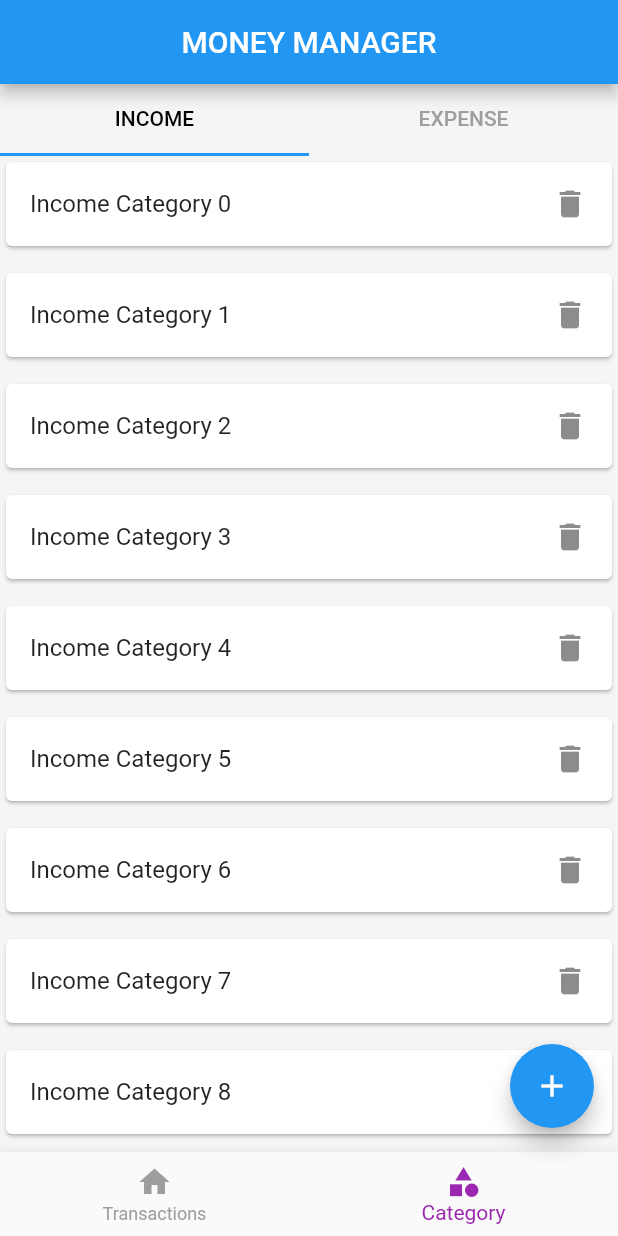
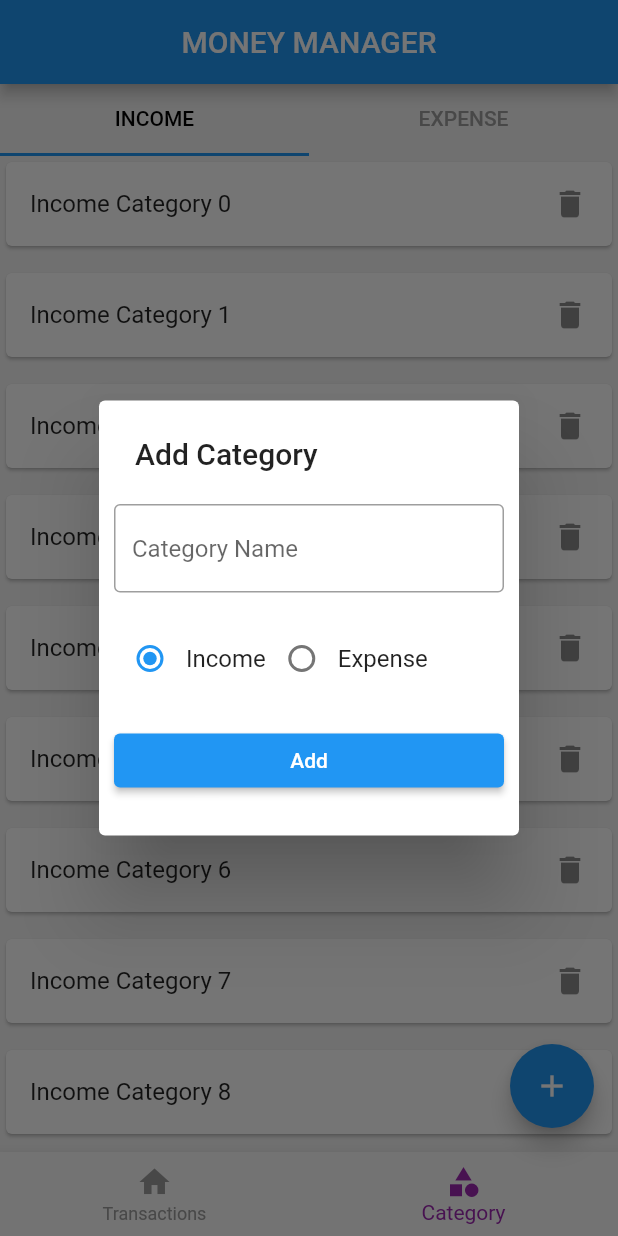
Before and after one commit to RobinJoby/Money_Manager_FlutterApp, a Flutter app: the screen it shows after launch, item 2 of the bottom bar chosen, after a tap on the "add" icon, on a phone screen of 412 x 824 dp. Run offline on Flutter 3.47's test engine with Material 2 defaults, Android fonts, the phone set to English and light mode, and no system bars; our stand-ins replace hive_flutter; accounts and stored records are empty.

Commit message:
pop up for category addition added

```diff
--- /dev/null
+++ b/lib/db/category/category_db.dart
@@ -0,0 +1,27 @@
+// ignore_for_file: constant_identifier_names
+
+import 'package:hive_flutter/adapters.dart';
+import 'package:money_management/models/category/category_model.dart';
+
+const CATEGORY_DB_NAME = 'category-database';
+
+abstract class CategoryDbFunctions{
+  Future<List<CategoryModel>> getCategories();
+  Future<void> insertCategory(CategoryModel value);
+}
+
+class CategoryDb implements CategoryDbFunctions{
+  @override
+  Future<void> insertCategory(CategoryModel value) async {
+
+   final _categoryDB = await Hive.openBox<CategoryModel>(CATEGORY_DB_NAME);
+   _categoryDB.add(value);
+  }
+
+  @override
+  Future<List<CategoryModel>> getCategories() async{
+    final _categoryDB = await Hive.openBox<CategoryModel>(CATEGORY_DB_NAME);
+    return _categoryDB.values.toList();
+  }
+
+}
--- a/lib/main.dart
+++ b/lib/main.dart
@@ -1,7 +1,21 @@
 import 'package:flutter/material.dart';
+import 'package:hive_flutter/adapters.dart';
+import 'package:money_management/models/category/category_model.dart';
 import 'package:money_management/screens/home/screen_home.dart';
 
-void main() {
+Future<void> main() async{
+  WidgetsFlutterBinding.ensureInitialized();
+  await Hive.initFlutter();
+
+  if(!Hive.isAdapterRegistered(CategoryModelAdapter().typeId))
+  {
+    Hive.registerAdapter(CategoryModelAdapter());
+  }
+
+  if(!Hive.isAdapterRegistered(CategoryTypeAdapter().typeId))
+  {
+    Hive.registerAdapter(CategoryTypeAdapter());
+  }
   runApp(const MyApp());
 }
 
--- /dev/null
+++ b/lib/models/category/category_model.dart
@@ -0,0 +1,34 @@
+import 'package:hive_flutter/adapters.dart';
+part 'category_model.g.dart';
+
+@HiveType(typeId: 2)
+enum CategoryType{
+  @HiveField(0)
+  income,
+
+  @HiveField(1)
+  expense,
+}
+
+@HiveType(typeId: 1)
+class CategoryModel{
+
+  @HiveField(0)
+  final String id;
+
+  @HiveField(1)
+  final String name;
+
+  @HiveField(2)
+  final bool isDeleted;
+
+  @HiveField(3)
+  final CategoryType type;
+
+  CategoryModel({required this.id, required this.name,required this.type ,this.isDeleted=false});
+
+  @override
+  String toString() {
+    return '{$name $type}';
+  }
+}
--- /dev/null
+++ b/lib/screens/category/category_add_popup.dart
@@ -0,0 +1,74 @@
+// ignore_for_file: invalid_use_of_visible_for_testing_member, invalid_use_of_protected_member
+
+import 'package:flutter/material.dart';
+import 'package:money_management/models/category/category_model.dart';
+
+
+ValueNotifier<CategoryType> selectedCategoryNotifier = ValueNotifier(CategoryType.income);
+Future<void> showCategoryAddPopup(BuildContext context) async{
+  showDialog(context: context, builder: (ctx){
+    return SimpleDialog(
+      title:const Text("Add Category"),
+      children: [
+        Padding(
+          padding: const EdgeInsets.all(10.0),
+          child: TextFormField(
+            decoration: const InputDecoration(
+              hintText: "Category Name",
+              border: OutlineInputBorder()
+            ),
+          ),
+        ),
+        const Padding(padding: EdgeInsets.all(10),
+        child: Row(
+          children: [
+            RadioButton(title: 'Income', type: CategoryType.income),
+            RadioButton(title: 'Expense', type: CategoryType.expense)
+          ],
+        ),),
+        Padding(
+          padding: const EdgeInsets.all(10.0),
+          child: ElevatedButton(onPressed: (){
+
+          }, child:const Text("Add")),
+        )
+      ],
+    );
+  });
+
+}
+
+class RadioButton extends StatelessWidget {
+  final String title;
+  final CategoryType type;
+  // final CategoryType selectedCategoryType;
+
+  const RadioButton({required this.title,required this.type,super.key});
+
+
+
+  @override
+  Widget build(BuildContext context) {
+    return Row(
+      children: [
+        ValueListenableBuilder(
+          valueListenable: selectedCategoryNotifier,
+          builder: (BuildContext ctx, selectedCategory, Widget? _) {
+            return Radio<CategoryType>(
+             value: type,
+             groupValue: selectedCategory,
+             onChanged: (newValue){
+              if(newValue == null)
+              {
+                return;
+              }
+              selectedCategoryNotifier.value = newValue;
+              selectedCategoryNotifier.notifyListeners();
+             });
+          }
+        ),
+        Text(title)
+      ],
+    );
+  }
+}
--- a/lib/screens/category/screen_category.dart
+++ b/lib/screens/category/screen_category.dart
@@ -1,4 +1,5 @@
 import 'package:flutter/material.dart';
+import 'package:money_management/db/category/category_db.dart';
 import 'package:money_management/screens/category/expense_category_list.dart';
 import 'package:money_management/screens/category/income_category_list.dart';
 
@@ -16,6 +17,10 @@ class _ScreenCategoryState extends State<ScreenCategory> with SingleTickerProvid
   @override
   void initState() {
     _tabController = TabController(length: 2, vsync: this);
+    CategoryDb().getCategories().then((value){
+      print('Categories get');
+      print(value.toString());
+    });
     super.initState();
   }
 
--- a/lib/screens/home/screen_home.dart
+++ b/lib/screens/home/screen_home.dart
@@ -1,4 +1,7 @@
 import 'package:flutter/material.dart';
+import 'package:money_management/db/category/category_db.dart';
+import 'package:money_management/models/category/category_model.dart';
+import 'package:money_management/screens/category/category_add_popup.dart';
 import 'package:money_management/screens/category/screen_category.dart';
 import 'package:money_management/screens/home/widgets/bottom_navigation.dart';
 import 'package:money_management/screens/transactions/screen_transation.dart';
@@ -24,6 +27,12 @@ class ScreenHome extends StatelessWidget {
         }
         else{
           print("Add Category");
+
+          showCategoryAddPopup(context);
+          // final _sample = CategoryModel(id: DateTime.now().millisecondsSinceEpoch.toString(),
+          // name: 'Travel',
+          // type: CategoryType.expense,);
+          // CategoryDb().insertCategory(_sample);
         }
 
       },child:const Icon(Icons.add),),
```
Also changed, not shown: lib/models/category/category_model.g.dart (added), lib/models/transaction/transaction_model.dart (added).
